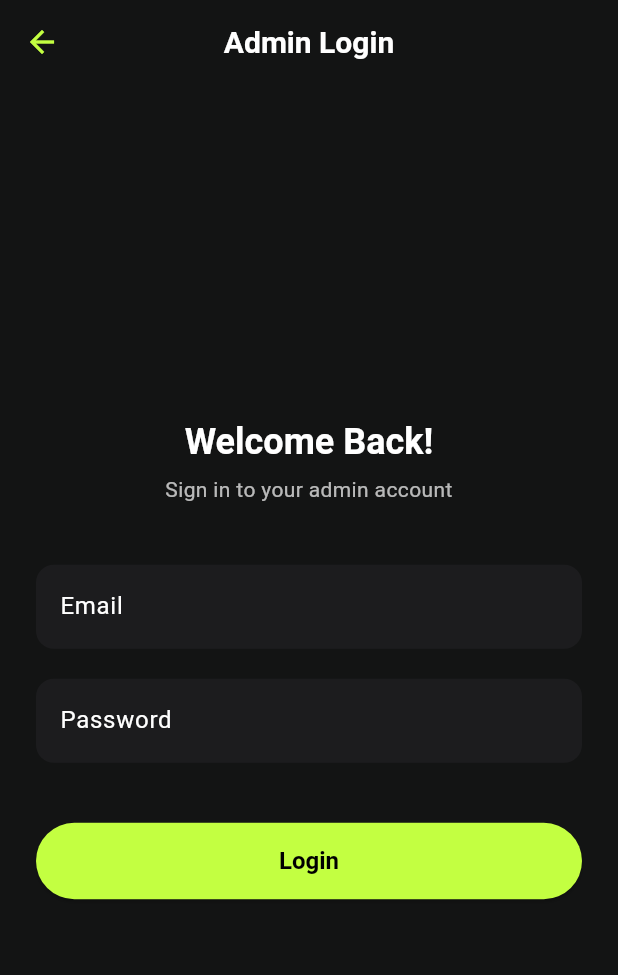
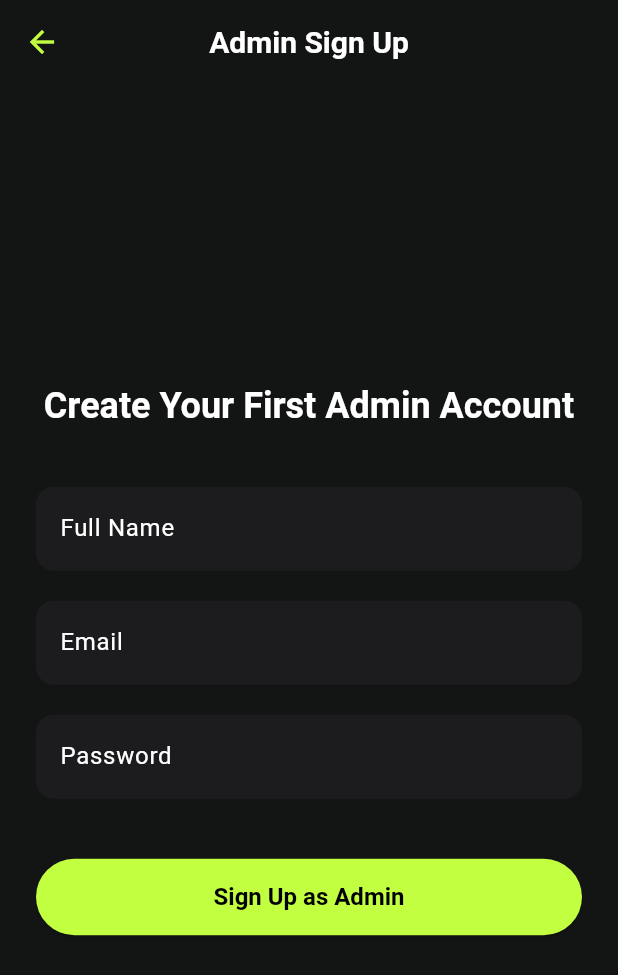
Before and after one commit to uzaka5944-lab/gym_management_app, a Flutter app: the screen it shows after launch, after a tap on "Admin", on a phone screen of 412 x 824 dp. Shown: the top 975 px of the screen. Run offline on Flutter 3.47's test engine with Material 3 defaults, Android fonts, the phone set to English and light mode, and no system bars; our stand-ins replace supabase_flutter; accounts and stored records are empty; Roboto replaces fonts that are missing (Poppins).

Commit message:
all updated

```diff
--- /dev/null
+++ b/lib/admin_signup_screen.dart
@@ -0,0 +1,154 @@
+// lib/admin_signup_screen.dart
+
+import 'package:flutter/material.dart';
+import 'package:supabase_flutter/supabase_flutter.dart';
+import 'main.dart';
+import 'admin_home_screen.dart';
+import 'theme.dart';
+
+class AdminSignUpScreen extends StatefulWidget {
+  const AdminSignUpScreen({super.key});
+
+  @override
+  State<AdminSignUpScreen> createState() => _AdminSignUpScreenState();
+}
+
+class _AdminSignUpScreenState extends State<AdminSignUpScreen> {
+  final _emailController = TextEditingController();
+  final _passwordController = TextEditingController();
+  final _fullNameController = TextEditingController();
+  final _formKey = GlobalKey<FormState>();
+  bool _isLoading = false;
+
+  Future<void> _adminSignUp() async {
+    if (!_formKey.currentState!.validate()) {
+      return;
+    }
+
+    setState(() {
+      _isLoading = true;
+    });
+
+    try {
+      final AuthResponse response = await supabase.auth.signUp(
+        email: _emailController.text.trim(),
+        password: _passwordController.text.trim(),
+      );
+
+      final User? user = response.user;
+
+      if (user == null) {
+        throw 'Signup failed. Please try again.';
+      }
+
+      // Insert into profiles table with 'admin' role
+      await supabase.from('profiles').insert({
+        'id': user.id,
+        'full_name': _fullNameController.text.trim(),
+        'role': 'admin',
+      });
+
+      if (mounted) {
+        _showSnackBar('Admin account created successfully!', primaryColor);
+        Navigator.of(context).pushAndRemoveUntil(
+          MaterialPageRoute(builder: (context) => const AdminHomeScreen()),
+          (route) => false,
+        );
+      }
+    } on AuthException catch (e) {
+      _showSnackBar('Signup Error: ${e.message}', Theme.of(context).colorScheme.error);
+    } catch (e) {
+      _showSnackBar('An unexpected error occurred: $e', Theme.of(context).colorScheme.error);
+    } finally {
+      if (mounted) {
+        setState(() {
+          _isLoading = false;
+        });
+      }
+    }
+  }
+
+  void _showSnackBar(String message, Color color) {
+    ScaffoldMessenger.of(context).showSnackBar(
+      SnackBar(
+        content: Text(message),
+        backgroundColor: color,
+      ),
+    );
+  }
+
+  @override
+  void dispose() {
+    _emailController.dispose();
+    _passwordController.dispose();
+    _fullNameController.dispose();
+    super.dispose();
+  }
+
+  @override
+  Widget build(BuildContext context) {
+    return Scaffold(
+      appBar: AppBar(title: const Text('Admin Sign Up')),
+      body: Center(
+        child: SingleChildScrollView(
+          padding: const EdgeInsets.all(24.0),
+          child: Form(
+            key: _formKey,
+            child: Column(
+              crossAxisAlignment: CrossAxisAlignment.stretch,
+              children: [
+                Text(
+                  'Create Your First Admin Account',
+                  style: Theme.of(context).textTheme.displayMedium,
+                  textAlign: TextAlign.center,
+                ),
+                const SizedBox(height: 40),
+                TextFormField(
+                  controller: _fullNameController,
+                  decoration: const InputDecoration(labelText: 'Full Name'),
+                  validator: (value) {
+                    if (value == null || value.isEmpty) {
+                      return 'Please enter your full name';
+                    }
+                    return null;
+                  },
+                ),
+                const SizedBox(height: 20),
+                TextFormField(
+                  controller: _emailController,
+                  decoration: const InputDecoration(labelText: 'Email'),
+                  keyboardType: TextInputType.emailAddress,
+                  validator: (value) {
+                    if (value == null || !RegExp(r'^[^@]+@[^@]+\.[^@]+').hasMatch(value)) {
+                      return 'Please enter a valid email';
+                    }
+                    return null;
+                  },
+                ),
+                const SizedBox(height: 20),
+                TextFormField(
+                  controller: _passwordController,
+                  decoration: const InputDecoration(labelText: 'Password'),
+                  obscureText: true,
+                  validator: (value) {
+                    if (value == null || value.length < 6) {
+                      return 'Password must be at least 6 characters long';
+                    }
+                    return null;
+                  },
+                ),
+                const SizedBox(height: 40),
+                _isLoading
+                    ? Center(child: CircularProgressIndicator(color: primaryColor))
+                    : ElevatedButton(
+                        onPressed: _adminSignUp,
+                        child: const Text('Sign Up as Admin'),
+                      ),
+              ],
+            ),
+          ),
+        ),
+      ),
+    );
+  }
+}
--- a/lib/role_selection_screen.dart
+++ b/lib/role_selection_screen.dart
@@ -1,9 +1,34 @@
+// lib/role_selection_screen.dart
+
 import 'package:flutter/material.dart';
-import 'login_screen.dart'; // This will error until we create it next
+// REMOVED: import 'package:supabase_flutter/supabase_flutter.dart'; // This import is no longer needed here
+
+import 'login_screen.dart';
 import 'theme.dart';
+import 'main.dart'; // This provides the 'supabase' client instance
+import 'admin_signup_screen.dart'; // Import the new admin signup screen
 
 class RoleSelectionScreen extends StatelessWidget {
   const RoleSelectionScreen({super.key});
+
+  // Function to check if an admin user exists by querying the profiles table
+  Future<bool> _isAdminRegistered() async {
+    try {
+      // Access the supabase client provided by main.dart
+      final response = await supabase
+          .from('profiles')
+          .select('id')
+          .eq('role', 'admin')
+          .limit(1)
+          .maybeSingle(); // Use maybeSingle to handle cases with no rows
+      return response != null; // If a response exists, an admin is registered
+    } catch (e) {
+      debugPrint('Error checking for admin: $e');
+      // In case of an error (e.g., network issue, table not found),
+      // it's safer to assume no admin is registered for the first-time setup flow.
+      return false;
+    }
+  }
 
   @override
   Widget build(BuildContext context) {
@@ -35,13 +60,24 @@ class RoleSelectionScreen extends StatelessWidget {
                 ),
                 const SizedBox(height: 60),
                 ElevatedButton(
-                  onPressed: () {
+                  onPressed: () async {
+                    final isAdmin = await _isAdminRegistered();
+                    if (isAdmin) {
                       Navigator.push(
                         context,
                         MaterialPageRoute(
                           builder: (context) => const LoginScreen(role: 'admin'),
                         ),
                       );
+                    } else {
+                      // If no admin is registered, navigate to the AdminSignUpScreen
+                      Navigator.push(
+                        context,
+                        MaterialPageRoute(
+                          builder: (context) => const AdminSignUpScreen(),
+                        ),
+                      );
+                    }
                   },
                   child: const Text('Admin'),
                 ),
```
Also changed, not shown: lib/admin_settings_screen.dart (added, +179 -0 lines), lib/member_home_screen.dart (+5 -3 lines). Lines whose indentation alone changed are shown as unchanged.
